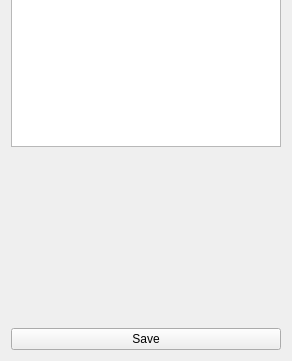
First picture: the form in UI/_machineselectionsection.ui, repository PenthiusX/BareBonesEngine, before the edit; both pictures show x 0 to 292 and y 211 to 572 of the 292 by 572 pixel window.
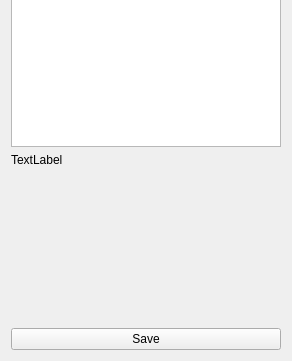
Second picture: the form after the edit.

```diff
--- a/UI/_machineselectionsection.ui
+++ b/UI/_machineselectionsection.ui
@@ -56,6 +56,13 @@
    <item>
     <widget class="QTextBrowser" name="instruction_display_text_browser"/>
    </item>
+   <item>
+    <widget class="QLabel" name="img_label">
+     <property name="text">
+      <string>TextLabel</string>
+     </property>
+    </widget>
+   </item>
    <item>
     <spacer name="verticalSpacer">
      <property name="orientation">
```
